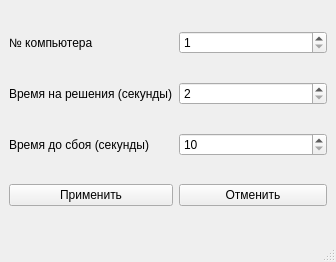
This is OOP_kr/paramwindow.ui in anhmtkxtb1998/OOP_Exercise as Qt 5 draws it before an edit. The edited form follows.
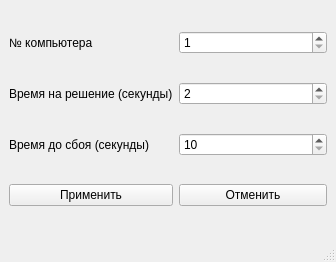
This is the edited form.

Patch:
```diff
--- a/OOP_kr/paramwindow.ui
+++ b/OOP_kr/paramwindow.ui
@@ -35,7 +35,7 @@
     <item row="1" column="0">
      <widget class="QLabel" name="label_2">
       <property name="text">
-       <string>Время на решения (секунды)</string>
+       <string>Время на решение (секунды)</string>
       </property>
      </widget>
     </item>
```
Left out of the diff: 2 changed lines with no effect on the pictures.
